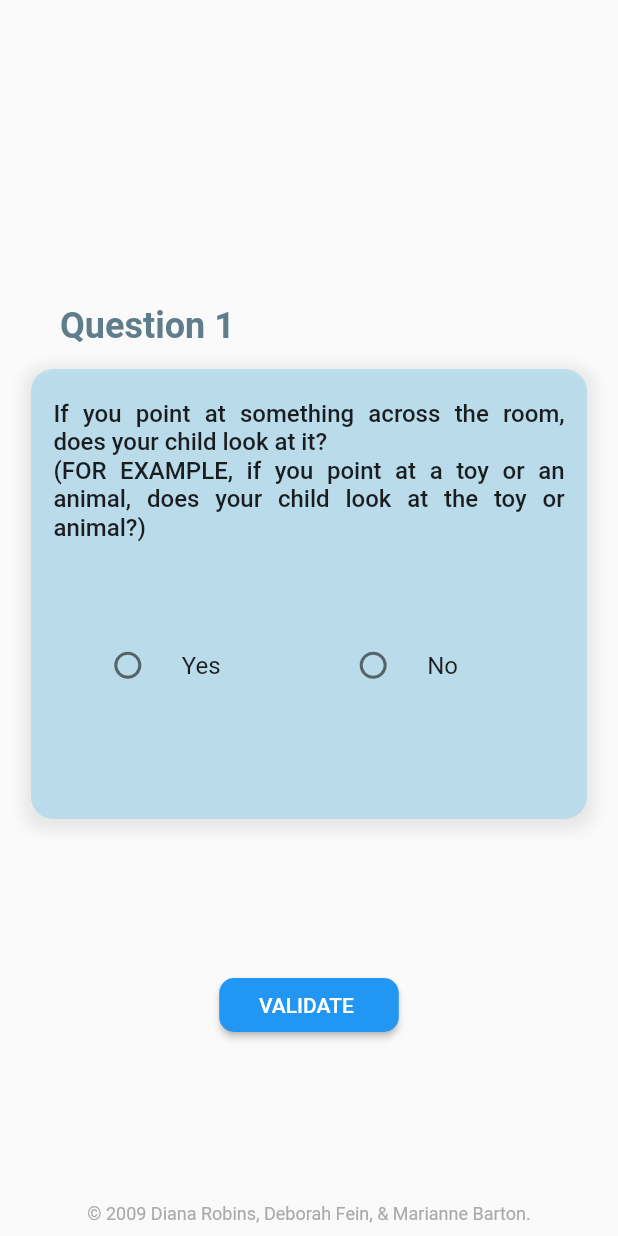
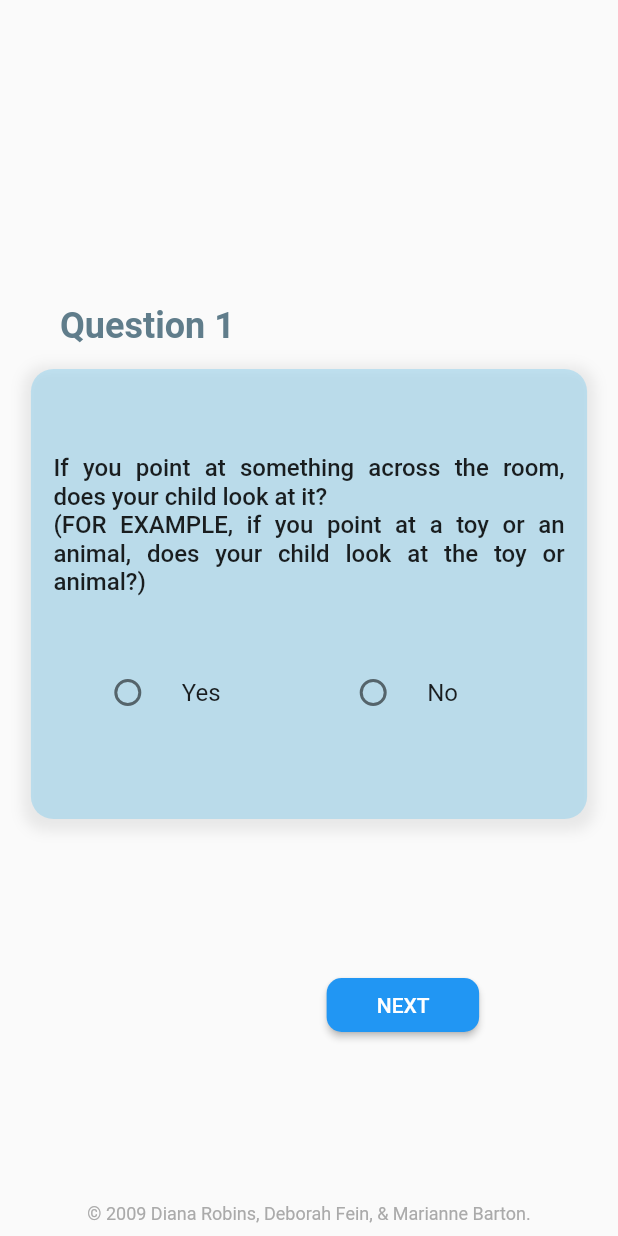
Before and after one commit to Zaille/Autism-project, a Flutter app: the QuestionsPage screen opened directly, on a phone screen of 412 x 824 dp. Run offline on Flutter 3.47's test engine with Material 2 defaults, Android fonts, the phone set to English and light mode, and no system bars; our stand-ins replace dio, email_validator, fluttertoast, image_picker.

Commit message:
add followup question2

```diff
--- a/autism_app/lib/instructions.dart
+++ b/autism_app/lib/instructions.dart
@@ -25,6 +25,7 @@ class InstructionsState extends State<Instructions> {
 
           RoundedContainer(
               title: "Instructions",
+              titleSize: 30.0,
               color: Colors.lightBlue.withOpacity(0.2),
               children: <Widget>[
 //
@@ -56,7 +57,6 @@ class InstructionsState extends State<Instructions> {
                   onChanged: (newValue) {
                   setState(() {
                     checkedValue = newValue;
-                    print(checkedValue);
                   });
                   },
               ),
--- a/autism_app/lib/main.dart
+++ b/autism_app/lib/main.dart
@@ -1,3 +1,4 @@
+import 'package:autismtest/followup2.dart';
 import 'package:flutter/material.dart';
 import 'package:flutter/services.dart';
 import 'package:autismtest/home.dart';
--- a/autism_app/lib/questions.dart
+++ b/autism_app/lib/questions.dart
@@ -74,6 +74,7 @@ class QuestionState extends State<QuestionWidget> {
               height: 300.0,
               color: Colors.lightBlue.withOpacity(0.2),
               children: [
+                Spacer(),
                 Text(
                   widget.questions[questionIndex],
                   textAlign: TextAlign.justify,
@@ -103,13 +104,32 @@ class QuestionState extends State<QuestionWidget> {
                 Spacer(),
               ],
             ),
+            Row(
+              children: <Widget>[
+                Spacer(),
+                questionIndex > 0
+                  ? SubmitButton(
+                  text: "PREVIOUS",
+                  padding: const EdgeInsets.symmetric(horizontal: 30, vertical: 100),
+                  onPressed: () {
+                    setState(() {
+                      questionIndex --;
+                      responses.removeLast();
+                    });
+                  },
+                )
+                : Spacer(),
+                Spacer(),
                 SubmitButton(
-              text: "   VALIDATE    ",
-              padding: const EdgeInsets.symmetric(horizontal: 70, vertical: 100),
+                  text: "     NEXT     ",
+                  padding: const EdgeInsets.symmetric(horizontal: 30, vertical: 100),
                   onPressed: () {
                     if (_selected == -1) Fluttertoast.showToast(msg: "Select an item");
                     else {
-                  if (_selected == 1) {
+                      if (
+                        ((_selected == 1) & (questionIndex != 2) & (questionIndex != 4) & (questionIndex != 11)) |
+                        ((_selected == 0) & ( (questionIndex == 2) | (questionIndex == 4) | (questionIndex == 11) ))
+                      ) {
                         responses.add(true);
                         score ++;
                       }
@@ -128,6 +148,9 @@ class QuestionState extends State<QuestionWidget> {
                       }
                     }
                   },
+                ),
+                Spacer(),
+              ],
             ),
             Padding(
               padding: const EdgeInsets.all(8.0),
--- a/autism_app/lib/roundedContainer.dart
+++ b/autism_app/lib/roundedContainer.dart
@@ -4,7 +4,7 @@ class RoundedContainer extends StatelessWidget {
   RoundedContainer({
     Key key,
     this.children,
-    this.title,
+    this.title = "",
     this.titleSize = 24.0,
     this.color = Colors.white,
     this.height = null})
```
Also changed, not shown: autism_app/lib/followup2.dart (added, +148 -0 lines). Lines whose indentation alone changed are shown as unchanged.
